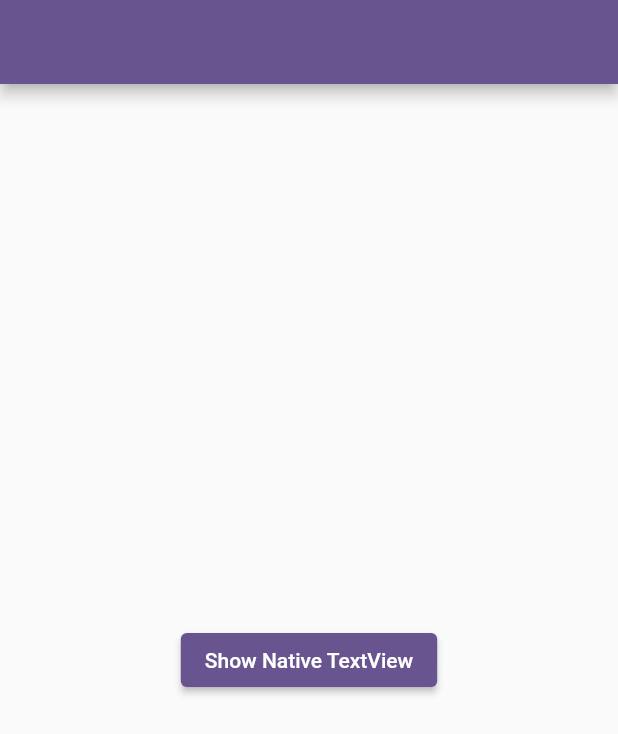
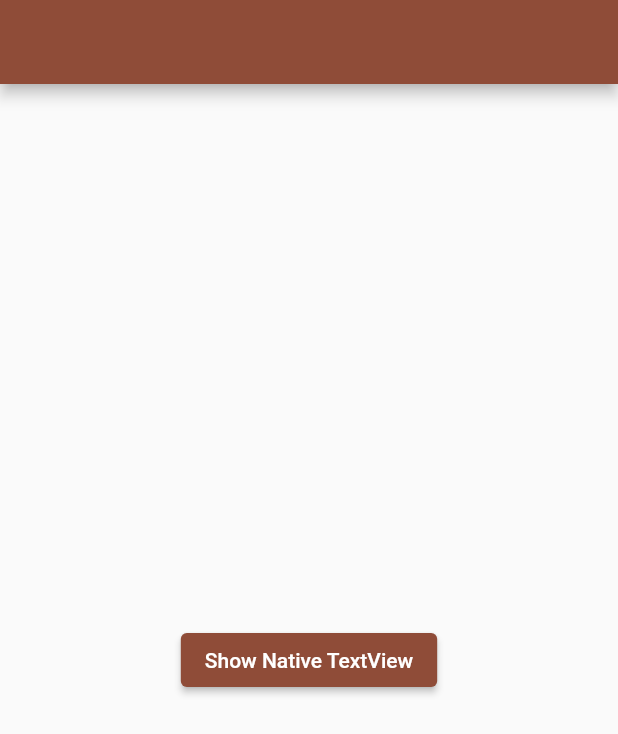
Before and after one commit to sharadgoregore/nativeui, a Flutter app: the screen it shows after launch, on a phone screen of 412 x 824 dp. Shown: the top 734 px of the screen. Run offline on Flutter 3.47's test engine with Material 3 defaults, Android fonts, the phone set to English and light mode, and no system bars.

Commit message:
single commit2

```diff
--- a/lib/main.dart
+++ b/lib/main.dart
@@ -12,10 +12,9 @@ class MyApp extends StatelessWidget {
   @override
   Widget build(BuildContext context) {
     return MaterialApp(
-      title: 'single commit test 1.1',
-      theme: ThemeData(
+      title: 'only force is working',      theme: ThemeData(
 
-        colorScheme: ColorScheme.fromSeed(seedColor: Colors.deepPurple),
+        colorScheme: ColorScheme.fromSeed(seedColor: Colors.deepOrange),
         useMaterial3: false,
       ),
       home:  NativeUi(),
```
